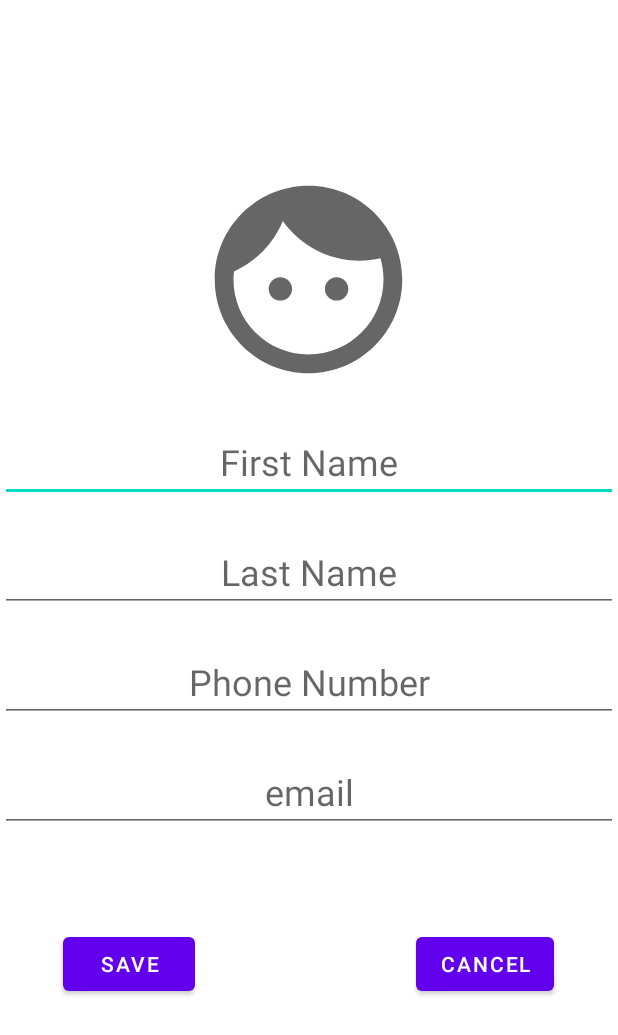
After one commit to DIT113-V22/group-05, an Android app: the layout popup.xml on its own in the app's theme, with its tools: preview values and no code run, on a phone screen of 412 x 824 dp. The commit adds this screen. Shown: the top 1035 px of the screen. Run offline under Robolectric (Android 15) with nearby library versions, the phone set to English and light mode, and no system bars.

Commit message:
#26 Add basic menu and popup for adding an emergency contact

```diff
--- /dev/null
+++ b/android/app/src/main/res/drawable/ic_baseline_face_24.xml
@@ -0,0 +1,10 @@
+<vector xmlns:android="http://schemas.android.com/apk/res/android"
+    android:width="24dp"
+    android:height="24dp"
+    android:viewportWidth="24"
+    android:viewportHeight="24"
+    android:tint="?attr/colorControlNormal">
+  <path
+      android:fillColor="@android:color/white"
+      android:pathData="M9,11.75c-0.69,0 -1.25,0.56 -1.25,1.25s0.56,1.25 1.25,1.25 1.25,-0.56 1.25,-1.25 -0.56,-1.25 -1.25,-1.25zM15,11.75c-0.69,0 -1.25,0.56 -1.25,1.25s0.56,1.25 1.25,1.25 1.25,-0.56 1.25,-1.25 -0.56,-1.25 -1.25,-1.25zM12,2C6.48,2 2,6.48 2,12s4.48,10 10,10 10,-4.48 10,-10S17.52,2 12,2zM12,20c-4.41,0 -8,-3.59 -8,-8 0,-0.29 0.02,-0.58 0.05,-0.86 2.36,-1.05 4.23,-2.98 5.21,-5.37C11.07,8.33 14.05,10 17.42,10c0.78,0 1.53,-0.09 2.25,-0.26 0.21,0.71 0.33,1.47 0.33,2.26 0,4.41 -3.59,8 -8,8z"/>
+</vector>
--- /dev/null
+++ b/android/app/src/main/res/layout/popup.xml
@@ -0,0 +1,100 @@
+<?xml version="1.0" encoding="utf-8"?>
+<androidx.constraintlayout.widget.ConstraintLayout xmlns:android="http://schemas.android.com/apk/res/android"
+    xmlns:tools="http://schemas.android.com/tools"
+    android:layout_width="match_parent"
+    android:layout_height="match_parent"
+    xmlns:app="http://schemas.android.com/apk/res-auto"
+    android:orientation="vertical">
+
+    <ImageView
+        android:id="@+id/newListicon"
+        android:layout_width="150dp"
+        android:layout_height="150dp"
+        android:background="@drawable/ic_baseline_face_24"
+        app:layout_constraintBottom_toBottomOf="parent"
+        app:layout_constraintEnd_toEndOf="parent"
+        app:layout_constraintHorizontal_bias="0.498"
+        app:layout_constraintStart_toStartOf="parent"
+        app:layout_constraintTop_toTopOf="parent"
+        app:layout_constraintVertical_bias="0.165" />
+
+    <EditText
+        android:id="@+id/newcontactpopup_firstname"
+        android:layout_width="match_parent"
+        android:layout_height="wrap_content"
+        android:layout_marginTop="20dp"
+        app:layout_constraintTop_toBottomOf="@+id/newListicon"
+        tools:layout_editor_absoluteX="0dp"
+        android:textSize="24sp"
+        android:hint="First Name"
+        android:textAlignment="center"
+        android:gravity="center_horizontal"
+
+        />
+
+    <EditText
+        android:id="@+id/newcontactpopup_lastname"
+        android:layout_width="match_parent"
+        android:layout_height="wrap_content"
+        android:layout_marginTop="20dp"
+        app:layout_constraintTop_toBottomOf="@+id/newcontactpopup_firstname"
+        tools:layout_editor_absoluteX="0dp"
+        android:textSize="24sp"
+        android:hint="Last Name"
+        android:textAlignment="center"
+        android:gravity="center_horizontal"
+        />
+
+    <EditText
+        android:id="@+id/newcontactpopup_mobile"
+        android:layout_width="match_parent"
+        android:layout_height="wrap_content"
+        android:layout_marginTop="20dp"
+        app:layout_constraintTop_toBottomOf="@+id/newcontactpopup_lastname"
+        tools:layout_editor_absoluteX="0dp"
+        android:textSize="24sp"
+        android:hint="Phone Number"
+        android:textAlignment="center"
+        android:gravity="center_horizontal"
+
+
+        />
+
+    <EditText
+        android:id="@+id/newcontactpopup_email"
+        android:layout_width="match_parent"
+        android:layout_height="wrap_content"
+        android:layout_marginTop="20dp"
+        app:layout_constraintTop_toBottomOf="@+id/newcontactpopup_mobile"
+        tools:layout_editor_absoluteX="0dp"
+        android:textSize="24sp"
+        android:hint="email"
+        android:textAlignment="center"
+        android:gravity="center_horizontal"
+
+        />
+
+    <Button
+        android:id="@+id/saveButton"
+        android:text="Save"
+        android:layout_width="wrap_content"
+        android:layout_height="wrap_content"
+        android:layout_marginTop="64dp"
+        app:layout_constraintEnd_toEndOf="parent"
+        app:layout_constraintHorizontal_bias="0.13"
+        app:layout_constraintStart_toStartOf="parent"
+        app:layout_constraintTop_toBottomOf="@+id/newcontactpopup_email" />
+
+    <Button
+        android:id="@+id/cancelButton"
+        android:text="Cancel"
+        android:layout_width="wrap_content"
+        android:layout_height="wrap_content"
+        android:layout_marginTop="64dp"
+        app:layout_constraintEnd_toEndOf="parent"
+        app:layout_constraintHorizontal_bias="0.866"
+        app:layout_constraintStart_toStartOf="parent"
+        app:layout_constraintTop_toBottomOf="@+id/newcontactpopup_email" />
+
+
+</androidx.constraintlayout.widget.ConstraintLayout>
```
Also changed, not shown: android/app/src/main/java/platis/solutions/smartcarmqttcontroller/MainActivity.java (+64 -0 lines), android/app/src/main/res/drawable/ic_baseline_local_hospital_24.xml (added, +10 -0 lines), android/app/src/main/res/drawable/ic_baseline_settings_24.xml (added, +10 -0 lines), android/app/src/main/res/menu/first_menu.xml (added, +12 -0 lines).
